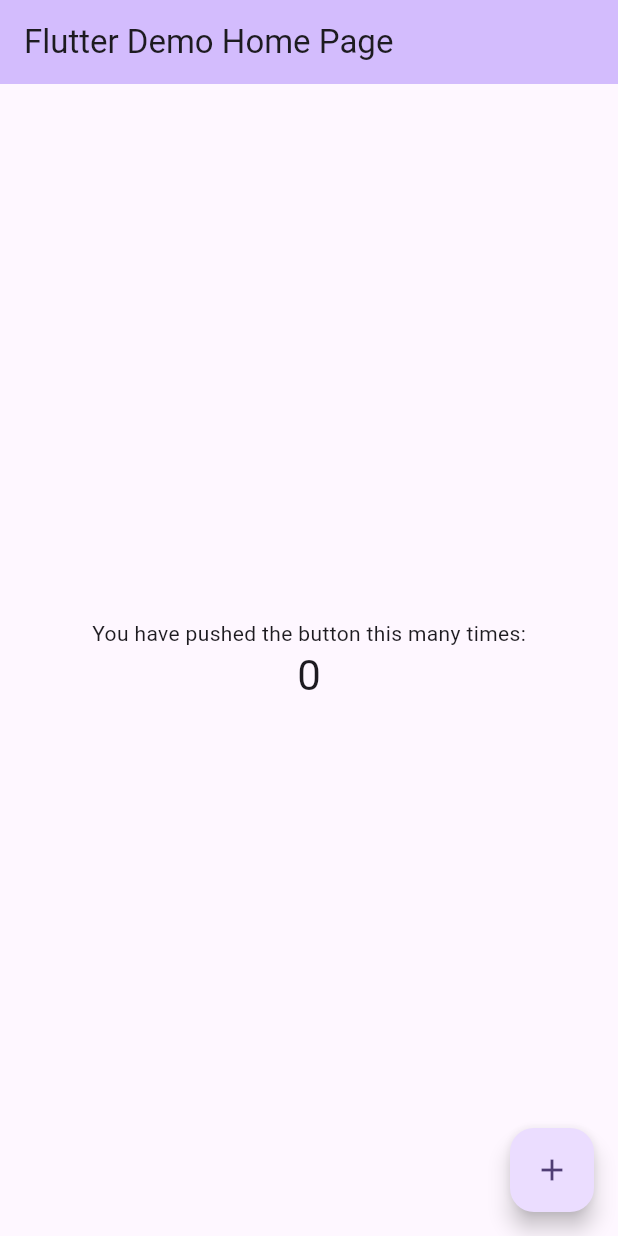
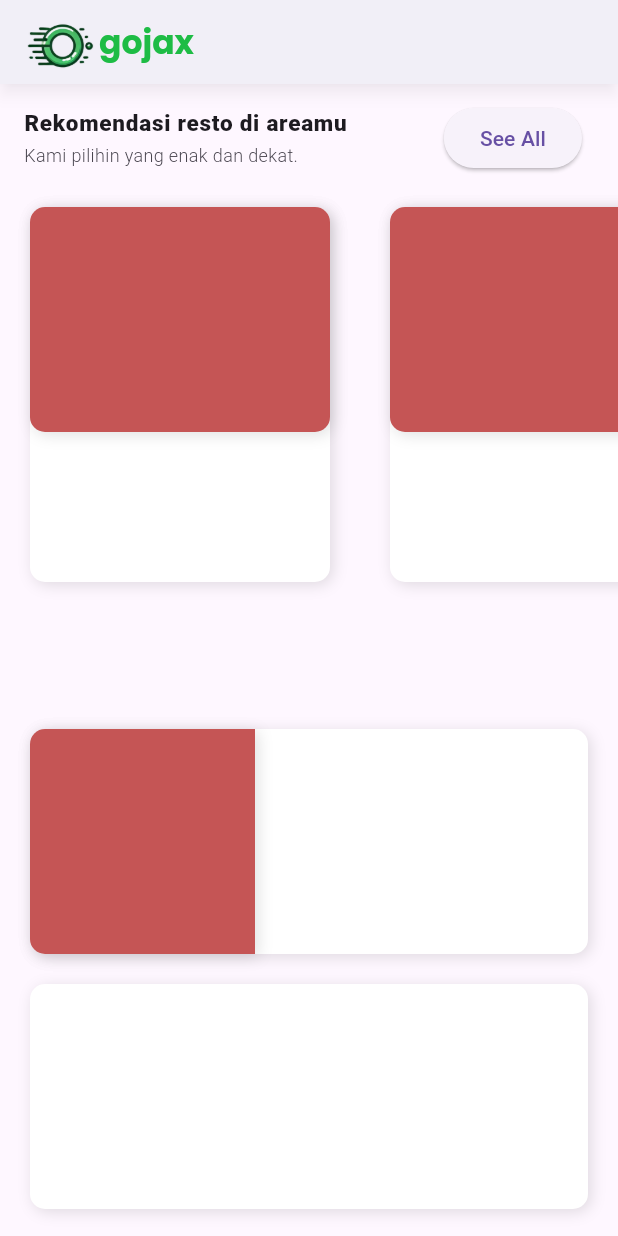
Before and after one commit to devabrahmasta/Gopuut_PandeMadeDevaBrahmasta_ITCMobile, a Flutter app: the screen it shows after launch, on a phone screen of 412 x 824 dp. Run offline on Flutter 3.47's test engine with Material 3 defaults, Android fonts, the light colour scheme and no system bars; our stand-ins replace google_fonts; statements that could not run were skipped.

Commit message:
landing page

```diff
--- a/lib/main.dart
+++ b/lib/main.dart
@@ -1,125 +1,19 @@
 import 'package:flutter/material.dart';
+import 'package:itc_mini_project/pages/landing_page.dart';
 
 void main() {
-  runApp(const MyApp());
+  runApp(const MiniProject());
 }
 
-class MyApp extends StatelessWidget {
-  const MyApp({super.key});
+class MiniProject extends StatelessWidget {
+  const MiniProject({super.key});
 
-  // This widget is the root of your application.
   @override
   Widget build(BuildContext context) {
     return MaterialApp(
       title: 'Flutter Demo',
-      theme: ThemeData(
-        // This is the theme of your application.
-        //
-        // TRY THIS: Try running your application with "flutter run". You'll see
-        // the application has a purple toolbar. Then, without quitting the app,
-        // try changing the seedColor in the colorScheme below to Colors.green
-        // and then invoke "hot reload" (save your changes or press the "hot
-        // reload" button in a Flutter-supported IDE, or press "r" if you used
-        // the command line to start the app).
-        //
-        // Notice that the counter didn't reset back to zero; the application
-        // state is not lost during the reload. To reset the state, use hot
-        // restart instead.
-        //
-        // This works for code too, not just values: Most code changes can be
-        // tested with just a hot reload.
-        colorScheme: ColorScheme.fromSeed(seedColor: Colors.deepPurple),
-        useMaterial3: true,
-      ),
-      home: const MyHomePage(title: 'Flutter Demo Home Page'),
+      home: LandingPage(),
+      debugShowCheckedModeBanner: false,
     );
   }
 }
-
-class MyHomePage extends StatefulWidget {
-  const MyHomePage({super.key, required this.title});
-
-  // This widget is the home page of your application. It is stateful, meaning
-  // that it has a State object (defined below) that contains fields that affect
-  // how it looks.
-
-  // This class is the configuration for the state. It holds the values (in this
-  // case the title) provided by the parent (in this case the App widget) and
-  // used by the build method of the State. Fields in a Widget subclass are
-  // always marked "final".
-
-  final String title;
-
-  @override
-  State<MyHomePage> createState() => _MyHomePageState();
-}
-
-class _MyHomePageState extends State<MyHomePage> {
-  int _counter = 0;
-
-  void _incrementCounter() {
-    setState(() {
-      // This call to setState tells the Flutter framework that something has
-      // changed in this State, which causes it to rerun the build method below
-      // so that the display can reflect the updated values. If we changed
-      // _counter without calling setState(), then the build method would not be
-      // called again, and so nothing would appear to happen.
-      _counter++;
-    });
-  }
-
-  @override
-  Widget build(BuildContext context) {
-    // This method is rerun every time setState is called, for instance as done
-    // by the _incrementCounter method above.
-    //
-    // The Flutter framework has been optimized to make rerunning build methods
-    // fast, so that you can just rebuild anything that needs updating rather
-    // than having to individually change instances of widgets.
-    return Scaffold(
-      appBar: AppBar(
-        // TRY THIS: Try changing the color here to a specific color (to
-        // Colors.amber, perhaps?) and trigger a hot reload to see the AppBar
-        // change color while the other colors stay the same.
-        backgroundColor: Theme.of(context).colorScheme.inversePrimary,
-        // Here we take the value from the MyHomePage object that was created by
-        // the App.build method, and use it to set our appbar title.
-        title: Text(widget.title),
-      ),
-      body: Center(
-        // Center is a layout widget. It takes a single child and positions it
-        // in the middle of the parent.
-        child: Column(
-          // Column is also a layout widget. It takes a list of children and
-          // arranges them vertically. By default, it sizes itself to fit its
-          // children horizontally, and tries to be as tall as its parent.
-          //
-          // Column has various properties to control how it sizes itself and
-          // how it positions its children. Here we use mainAxisAlignment to
-          // center the children vertically; the main axis here is the vertical
-          // axis because Columns are vertical (the cross axis would be
-          // horizontal).
-          //
-          // TRY THIS: Invoke "debug painting" (choose the "Toggle Debug Paint"
-          // action in the IDE, or press "p" in the console), to see the
-          // wireframe for each widget.
-          mainAxisAlignment: MainAxisAlignment.center,
-          children: <Widget>[
-            const Text(
-              'You have pushed the button this many times:',
-            ),
-            Text(
-              '$_counter',
-              style: Theme.of(context).textTheme.headlineMedium,
-            ),
-          ],
-        ),
-      ),
-      floatingActionButton: FloatingActionButton(
-        onPressed: _incrementCounter,
-        tooltip: 'Increment',
-        child: const Icon(Icons.add),
-      ), // This trailing comma makes auto-formatting nicer for build methods.
-    );
-  }
-}
--- /dev/null
+++ b/lib/pages/landing_page.dart
@@ -0,0 +1,289 @@
+import 'package:flutter/material.dart';
+import 'package:google_fonts/google_fonts.dart';
+
+class LandingPage extends StatelessWidget {
+  const LandingPage({super.key});
+
+  @override
+  Widget build(BuildContext context) {
+    return Scaffold(
+      appBar: AppBar(
+          elevation: 4,
+          shadowColor: Colors.black26,
+          backgroundColor: Color.fromARGB(255, 255, 255, 255),
+          title: Row(
+            children: [
+              SizedBox(
+                // margin: const EdgeInsets.only(left: 10, right: 5),
+                width: 50,
+                height: 50,
+                child: Image(
+                  image: AssetImage(
+                    'assets/logo_gojek.png',
+                    // 'assets/goput_removebg_preview.png',
+                  ),
+                ),
+              ),
+              Text(
+                'gojax',
+                style: GoogleFonts.poppins(fontWeight: FontWeight.w700)
+                    .copyWith(color: const Color.fromARGB(255, 30, 188, 69)),
+              ),
+            ],
+          )),
+      body: Column(
+        children: [
+          ListTile(
+            title: Text('Rekomendasi resto di areamu',
+                style: TextStyle(
+                  fontSize: 15,
+                  fontWeight: FontWeight.w900,
+                )),
+            subtitle: Text(
+              'Kami pilihin yang enak dan dekat.',
+              style: TextStyle(
+                fontWeight: FontWeight.w300,
+                fontSize: 12,
+              ),
+            ),
+            trailing: ElevatedButton(
+                onPressed: () {},
+                child: Text('See All'),
+                style: ElevatedButton.styleFrom(
+                  primary: backgro,
+                )),
+          ),
+          Expanded(
+            child: ListView(
+              scrollDirection: Axis.horizontal,
+              children: [
+                Padding(
+                  padding: const EdgeInsets.fromLTRB(20, 10, 20, 15),
+                  child: Stack(
+                    children: [
+                      Container(
+                        width: 200,
+                        height: 250,
+                        decoration: BoxDecoration(
+                            borderRadius: BorderRadius.circular(10),
+                            color: const Color.fromARGB(255, 255, 255, 255),
+                            boxShadow: [
+                              BoxShadow(
+                                color: Colors.black12,
+                                blurRadius: 8,
+                                // spreadRadius: 0,
+                                offset: Offset(2, 2),
+                              ),
+                            ]),
+                      ),
+                      Container(
+                        width: 200,
+                        height: 150,
+                        decoration: BoxDecoration(
+                            borderRadius: BorderRadius.circular(10),
+                            color: const Color.fromARGB(255, 197, 85, 85),
+                            boxShadow: [
+                              BoxShadow(
+                                color: Colors.black12,
+                                blurRadius: 8,
+                                // spreadRadius: 0,
+                                offset: Offset(2, 2),
+                              )
+                            ]),
+                      ),
+                    ],
+                  ),
+                ),
+                Padding(
+                  padding: const EdgeInsets.fromLTRB(20, 10, 20, 15),
+                  child: Stack(
+                    children: [
+                      Container(
+                        width: 200,
+                        height: 250,
+                        decoration: BoxDecoration(
+                            borderRadius: BorderRadius.circular(10),
+                            color: const Color.fromARGB(255, 255, 255, 255),
+                            boxShadow: [
+                              BoxShadow(
+                                color: Colors.black12,
+                                blurRadius: 8,
+                                // spreadRadius: 0,
+                                offset: Offset(2, 2),
+                              ),
+                            ]),
+                      ),
+                      Container(
+                        width: 200,
+                        height: 150,
+                        decoration: BoxDecoration(
+                            borderRadius: BorderRadius.circular(10),
+                            color: const Color.fromARGB(255, 197, 85, 85),
+                            boxShadow: [
+                              BoxShadow(
+                                color: Colors.black12,
+                                blurRadius: 8,
+                                // spreadRadius: 0,
+                                offset: Offset(2, 2),
+                              )
+                            ]),
+                      ),
+                    ],
+                  ),
+                ),
+                Padding(
+                  padding: const EdgeInsets.fromLTRB(20, 10, 20, 15),
+                  child: Stack(
+                    children: [
+                      Container(
+                        width: 200,
+                        height: 250,
+                        decoration: BoxDecoration(
+                            borderRadius: BorderRadius.circular(10),
+                            color: const Color.fromARGB(255, 255, 255, 255),
+                            boxShadow: [
+                              BoxShadow(
+                                color: Colors.black12,
+                                blurRadius: 8,
+                                // spreadRadius: 0,
+                                offset: Offset(2, 2),
+                              ),
+                            ]),
+                      ),
+                      Container(
+                        width: 200,
+                        height: 150,
+                        decoration: BoxDecoration(
+                            borderRadius: BorderRadius.circular(10),
+                            color: const Color.fromARGB(255, 197, 85, 85),
+                            boxShadow: [
+                              BoxShadow(
+                                color: Colors.black12,
+                                blurRadius: 8,
+                                // spreadRadius: 0,
+                                offset: Offset(2, 2),
+                              )
+                            ]),
+                      ),
+                    ],
+                  ),
+                ),
+              ],
+            ),
+          ),
+
+          // VERTIKAL
+          Expanded(
+            flex: 1,
+            child: ListView(
+              children: [
+                Padding(
+                  padding: const EdgeInsets.fromLTRB(20, 10, 20, 15),
+                  child: Stack(
+                    children: [
+                      Container(
+                        width: 450,
+                        height: 150,
+                        decoration: BoxDecoration(
+                            borderRadius: BorderRadius.circular(10),
+                            color: const Color.fromARGB(255, 255, 255, 255),
+                            boxShadow: [
+                              BoxShadow(
+                                color: Colors.black12,
+                                blurRadius: 8,
+                                // spreadRadius: 0,
+                                offset: Offset(2, 2),
+                              ),
+                            ]),
+                      ),
+                      Container(
+                        width: 150,
+                        height: 150,
+                        decoration: BoxDecoration(
+                            borderRadius: BorderRadius.only(
+                                topLeft: Radius.circular(10),
+                                bottomLeft: Radius.circular(10)),
+                            color: const Color.fromARGB(255, 197, 85, 85),
+                            boxShadow: [
+                              BoxShadow(
+                                color: Colors.black12,
+                                blurRadius: 8,
+                                // spreadRadius: 0,
+                                offset: Offset(2, 2),
+                              )
+                            ]),
+                      ),
+                    ],
+                  ),
+                ),
+                Padding(
+                  padding: const EdgeInsets.fromLTRB(20, 5, 20, 15),
+                  child: Container(
+                    width: 300,
+                    height: 150,
+                    decoration: BoxDecoration(
+                        borderRadius: BorderRadius.circular(10),
+                        color: const Color.fromARGB(255, 255, 255, 255),
+                        boxShadow: [
+                          BoxShadow(
+                            color: Colors.black12,
+                            blurRadius: 8,
+                            // spreadRadius: 0,
+                            offset: Offset(2, 2),
+                          )
+                        ]),
+                  ),
+                ),
+              ],
+              // scrollDirection: Axis.horizontal,
+
+              // ListTile(
+              //   title: Text('mie gacoan'),
+              //   leading: Text('data'),
+              //   subtitle: Text('level 5'),
+              //   trailing: Text('data'),
+              //   shape: ShapeBordeer,
+
+              // )
+
+              // ListTile(
+              //   tileColor: Colors.blue,
+              //   title: Text(
+              //     'GACOAN',
+              //   style: TextStyle(
+              //     fontWeight: FontWeight.w900
+              //   )),
+              //   leading: ,
+              // Container(
+              //   width: 100,
+              //   height: 200,
+              //   decoration: BoxDecoration(
+              //     borderRadius: BorderRadius.circular(8),
+              //     // color: Colors.amber,
+              //     image: DecorationImage(
+              //       image: NetworkImage(
+              //       'https://awsimages.detik.net.id/community/media/visual/2021/09/28/promo-gofood.jpeg?w=1200'),
+              //     ),
+              //   ),
+              // ),
+              // Container(
+              //   width: 100,
+              //   height: 200,
+              //   decoration: BoxDecoration(
+              //     borderRadius: BorderRadius.circular(8),
+              //     // color: Colors.amber,
+              //     image: DecorationImage(
+              //       image: NetworkImage(
+              //       'https://awsimages.detik.net.id/community/media/visual/2021/09/28/promo-gofood.jpeg?w=1200'),
+
+              //     ),
+              //   ),
+
+              // ),
+            ),
+          ),
+        ],
+      ),
+    );
+  }
+}
--- a/pubspec.yaml
+++ b/pubspec.yaml
@@ -30,6 +30,7 @@ environment:
 dependencies:
   flutter:
     sdk: flutter
+  google_fonts: ^6.1.0
 
   # The following adds the Cupertino Icons font to your application.
   # Use with the CupertinoIcons class for iOS style icons.
@@ -58,7 +59,9 @@ flutter:
   uses-material-design: true
 
   # To add assets to your application, add an assets section, like this:
-  # assets:
+  assets:
+    - assets/goput_removebg_preview.png
+    - assets/logo_gojek.png
   #   - images/a_dot_burr.jpeg
   #   - images/a_dot_ham.jpeg
 
```
Also changed, not shown: assets/goput_removebg_preview.png (added), assets/logo_gojek.png (added), pubspec.lock, 2 other files.
